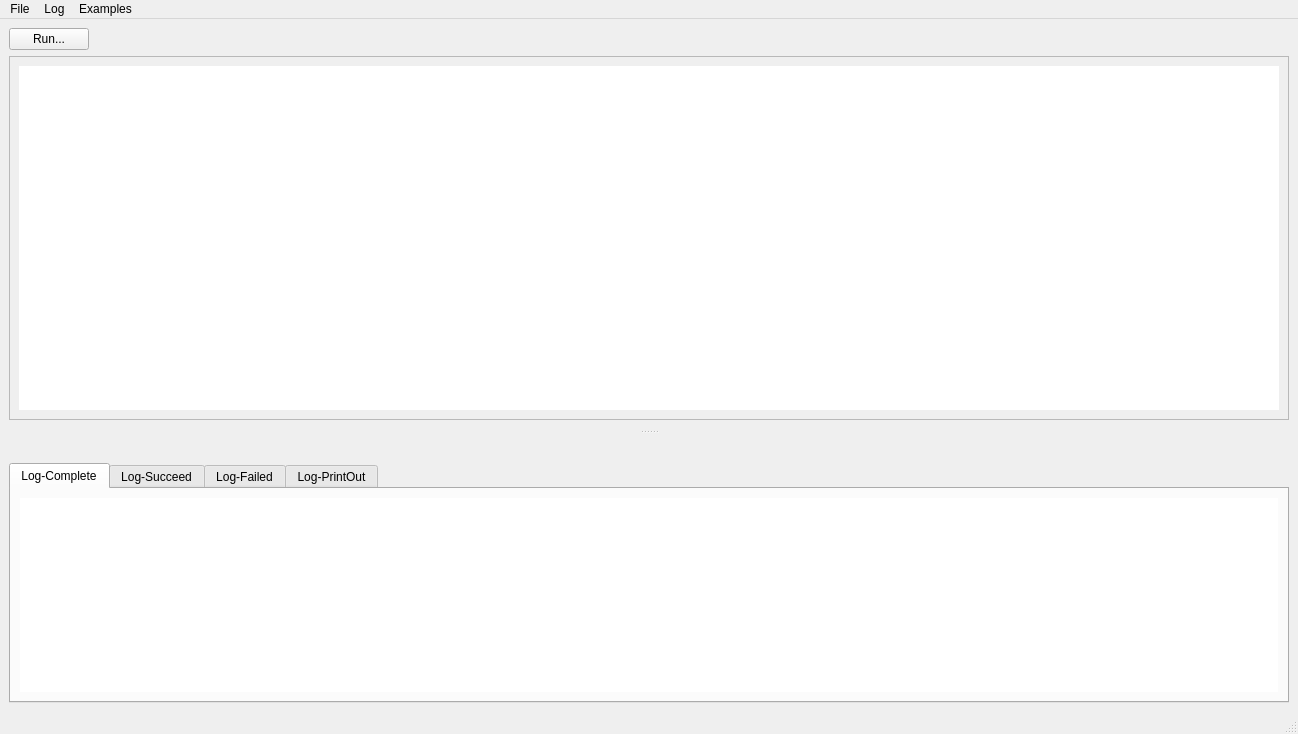
Old version of the form GUI/drs4scriptdlg.ui in the repository dpscience/DDRS4PALS.
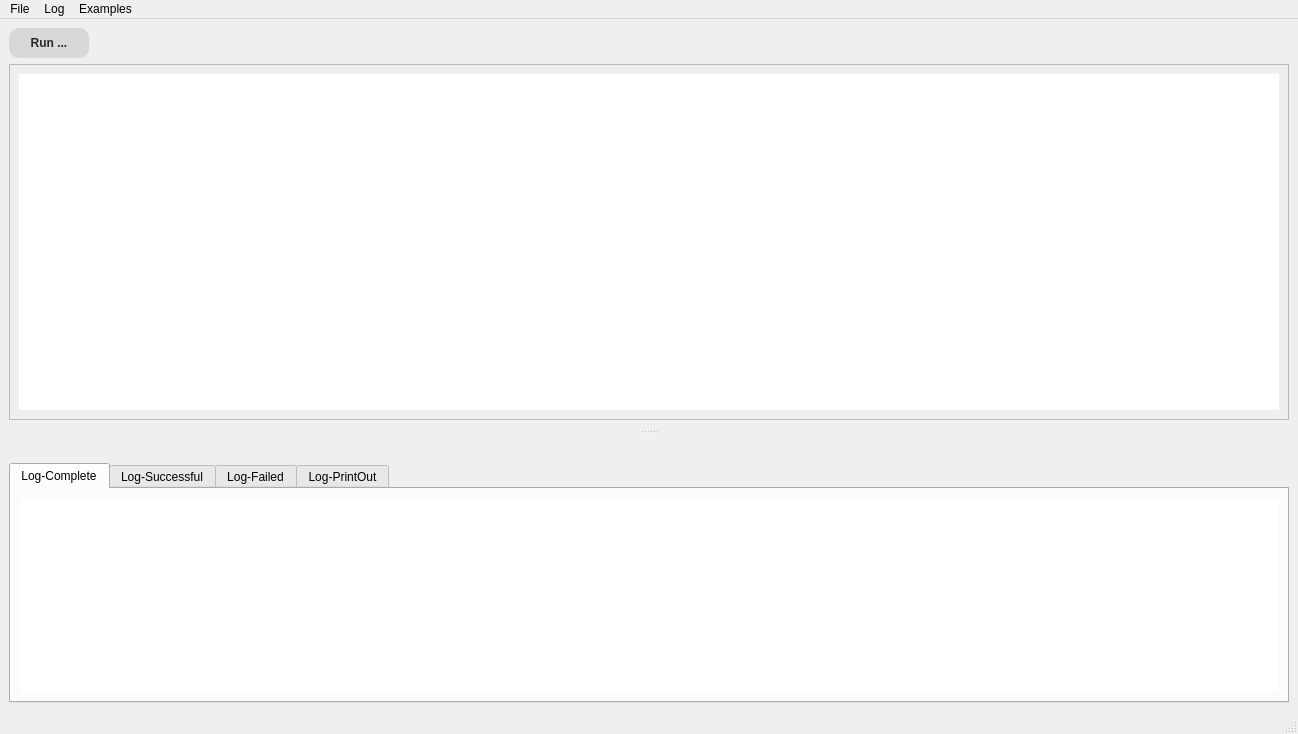
New version of the form. Custom widgets are drawn as their Qt base class.

The edit to the form file:
```diff
--- a/GUI/drs4scriptdlg.ui
+++ b/GUI/drs4scriptdlg.ui
@@ -19,8 +19,50 @@
      <layout class="QHBoxLayout" name="horizontalLayout_2">
       <item>
        <widget class="QPushButton" name="pushButton_runScript">
+        <property name="minimumSize">
+         <size>
+          <width>80</width>
+          <height>30</height>
+         </size>
+        </property>
+        <property name="font">
+         <font>
+          <weight>75</weight>
+          <bold>true</bold>
+         </font>
+        </property>
+        <property name="styleSheet">
+         <string notr="true">QPushButton {
+border-style: flat;
+background-color:  rgb(216,216,216); 
+color: rgb(40,40,40);
+border-radius: 10;
+}
+
+QPushButton:disabled {
+border-style: flat;
+background-color:  rgb(236,236,236); 
+color: rgb(140,140,140);
+border-radius: 10;
+}
+
+QPushButton:hover {
+border-style: flat; 
+background-color: rgb(160,160,160);
+color: rgb(40,40,40);
+border-radius: 5;
+}
+
+QPushButton:pressed {
+border-style: flat; 
+background-color: transparent;
+color: rgb(40,40,40);
+border-radius: 2;
+border-color: black;
+}</string>
+        </property>
         <property name="text">
-         <string>Run...</string>
+         <string>Run ...</string>
         </property>
        </widget>
       </item>
@@ -49,8 +91,8 @@
         <rect>
          <x>0</x>
          <y>0</y>
-         <width>1274</width>
-         <height>333</height>
+         <width>1278</width>
+         <height>357</height>
         </rect>
        </property>
        <layout class="QHBoxLayout" name="horizontalLayout">
@@ -189,7 +231,7 @@
        </widget>
        <widget class="QWidget" name="tab_logSucceed">
         <attribute name="title">
-         <string>Log-Succeed</string>
+         <string>Log-Successful</string>
         </attribute>
         <layout class="QVBoxLayout" name="verticalLayout_2">
          <item>
```
Left out of the diff: 4 changed lines with no effect on the pictures.
